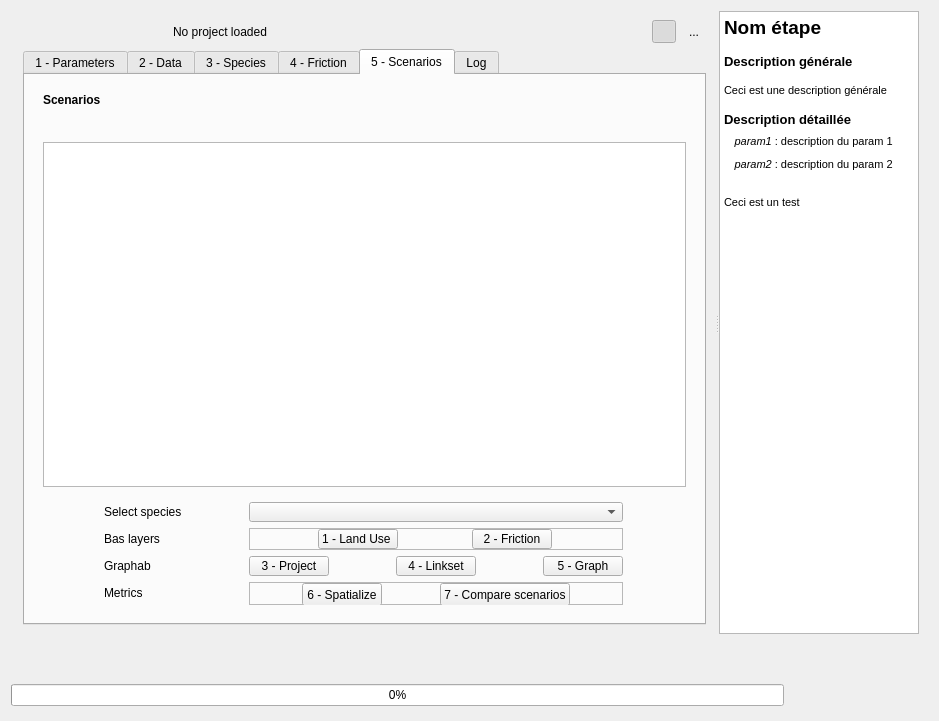
First picture: the form in ui/erc_tvb_plugin_dialog_base.ui, repository MathieuChailloux/MitiConnect, before the edit.
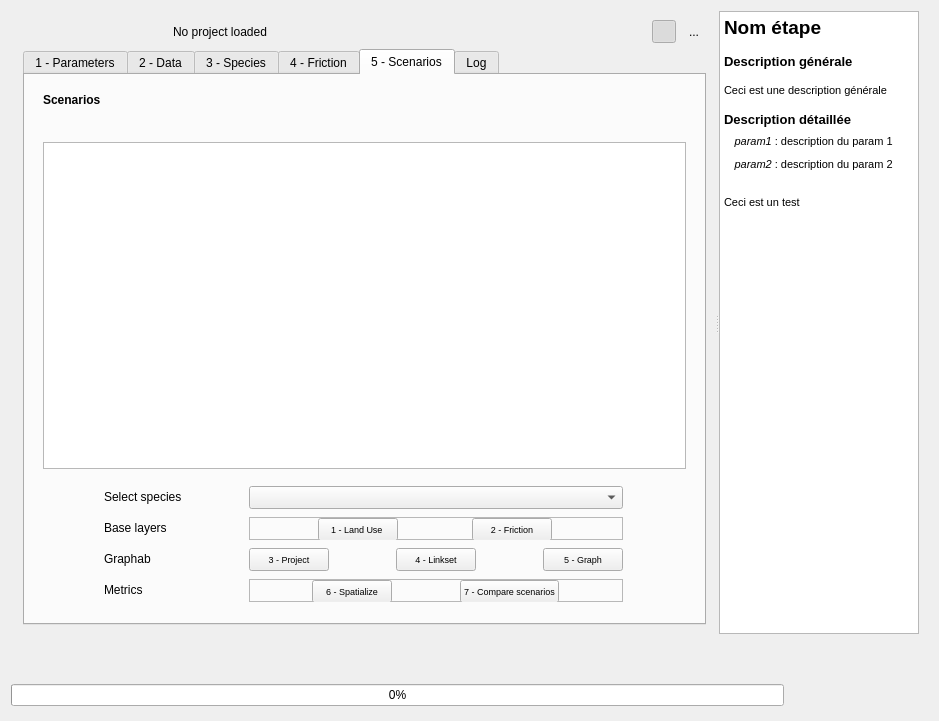
Second picture: the form after the edit. Icons and pictures are not drawn. Custom widgets are drawn as their Qt base class.

Commit message: Feedbacks ok

What changed in the file:
```diff
--- a/ui/erc_tvb_plugin_dialog_base.ui
+++ b/ui/erc_tvb_plugin_dialog_base.ui
@@ -1920,10 +1920,16 @@
                   </item>
                   <item row="3" column="0">
                    <widget class="QFrame" name="frame_16">
+                    <property name="minimumSize">
+                     <size>
+                      <width>0</width>
+                      <height>130</height>
+                     </size>
+                    </property>
                     <property name="maximumSize">
                      <size>
                       <width>16777215</width>
-                      <height>117</height>
+                      <height>130</height>
                      </size>
                     </property>
                     <property name="frameShape">
@@ -1957,12 +1963,21 @@
                      </item>
                      <item row="0" column="1" colspan="3">
                       <widget class="QgsCheckableComboBox" name="speciesSelection">
+                       <property name="minimumSize">
+                        <size>
+                         <width>0</width>
+                         <height>23</height>
+                        </size>
+                       </property>
                        <property name="maximumSize">
                         <size>
                          <width>16777215</width>
-                         <height>20</height>
+                         <height>16777215</height>
                         </size>
                        </property>
+                       <property name="sizeAdjustPolicy">
+                        <enum>QComboBox::AdjustToMinimumContentsLength</enum>
+                       </property>
                       </widget>
                      </item>
                      <item row="1" column="0">
@@ -1974,16 +1989,22 @@
                         </sizepolicy>
                        </property>
                        <property name="text">
-                        <string>Bas layers</string>
+                        <string>Base layers</string>
                        </property>
                       </widget>
                      </item>
                      <item row="1" column="1" colspan="3">
                       <widget class="QFrame" name="frame_4">
+                       <property name="minimumSize">
+                        <size>
+                         <width>0</width>
+                         <height>23</height>
+                        </size>
+                       </property>
                        <property name="maximumSize">
                         <size>
                          <width>16777215</width>
-                         <height>22</height>
+                         <height>23</height>
                         </size>
                        </property>
                        <property name="frameShape">
@@ -2015,16 +2036,21 @@
                           </property>
                           <property name="minimumSize">
                            <size>
-                            <width>23</width>
-                            <height>0</height>
+                            <width>0</width>
+                            <height>23</height>
                            </size>
                           </property>
                           <property name="maximumSize">
                            <size>
                             <width>16777215</width>
-                            <height>20</height>
+                            <height>23</height>
                            </size>
                           </property>
+                          <property name="font">
+                           <font>
+                            <pointsize>7</pointsize>
+                           </font>
+                          </property>
                           <property name="text">
                            <string>1 - Land Use </string>
                           </property>
@@ -2048,12 +2074,23 @@
                             <verstretch>0</verstretch>
                            </sizepolicy>
                           </property>
+                          <property name="minimumSize">
+                           <size>
+                            <width>0</width>
+                            <height>23</height>
+                           </size>
+                          </property>
                           <property name="maximumSize">
                            <size>
                             <width>16777215</width>
-                            <height>20</height>
+                            <height>23</height>
                            </size>
                           </property>
+                          <property name="font">
+                           <font>
+                            <pointsize>7</pointsize>
+                           </font>
+                          </property>
                           <property name="text">
                            <string>2 - Friction</string>
                           </property>
@@ -2093,12 +2130,23 @@
                          <verstretch>0</verstretch>
                         </sizepolicy>
                        </property>
+                       <property name="minimumSize">
+                        <size>
+                         <width>0</width>
+                         <height>23</height>
+                        </size>
+                       </property>
                        <property name="maximumSize">
                         <size>
                          <width>16777215</width>
-                         <height>20</height>
+                         <height>23</height>
                         </size>
                        </property>
+                       <property name="font">
+                        <font>
+                         <pointsize>7</pointsize>
+                        </font>
+                       </property>
                        <property name="text">
                         <string>3 - Project</string>
                        </property>
@@ -2122,12 +2170,23 @@
                          <verstretch>0</verstretch>
                         </sizepolicy>
                        </property>
+                       <property name="minimumSize">
+                        <size>
+                         <width>0</width>
+                         <height>23</height>
+                        </size>
+                       </property>
                        <property name="maximumSize">
                         <size>
                          <width>16777215</width>
-                         <height>20</height>
+                         <height>23</height>
                         </size>
                        </property>
+                       <property name="font">
+                        <font>
+                         <pointsize>7</pointsize>
+                        </font>
+                       </property>
                        <property name="text">
                         <string>4 - Linkset</string>
                        </property>
@@ -2151,12 +2210,23 @@
                          <verstretch>0</verstretch>
                         </sizepolicy>
                        </property>
+                       <property name="minimumSize">
+                        <size>
+                         <width>0</width>
+                         <height>23</height>
+                        </size>
+                       </property>
                        <property name="maximumSize">
                         <size>
                          <width>16777215</width>
-                         <height>20</height>
+                         <height>23</height>
                         </size>
                        </property>
+                       <property name="font">
+                        <font>
+                         <pointsize>7</pointsize>
+                        </font>
+                       </property>
                        <property name="text">
                         <string>5 - Graph</string>
                        </property>
@@ -2232,6 +2302,11 @@
                             <height>23</height>
                            </size>
                           </property>
+                          <property name="font">
+                           <font>
+                            <pointsize>7</pointsize>
+                           </font>
+                          </property>
                           <property name="text">
                            <string>6 - Spatialize</string>
                           </property>
@@ -2261,6 +2336,11 @@
                             <height>23</height>
                            </size>
                           </property>
+                          <property name="font">
+                           <font>
+                            <pointsize>7</pointsize>
+                           </font>
+                          </property>
                           <property name="text">
                            <string>7 - Compare scenarios</string>
                           </property>
```
The commit also changes 2 other files.
